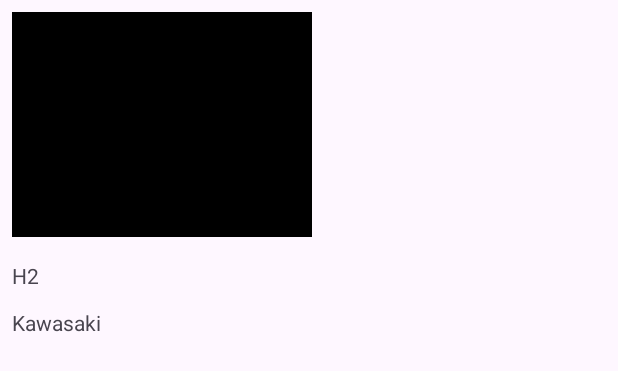
After one commit to Xstiven17/Actividad-Horizontal-Vertical, an Android app: the layout item_supermotos_horizontal.xml on its own in the app's theme, with its tools: preview values and no code run, on a phone screen of 412 x 824 dp. The commit adds this screen. Shown: the top 371 px of the screen. Run offline under Robolectric (Android 15) with nearby library versions, the phone set to English and light mode, and no system bars.

Commit message:
Horizontal

```diff
--- a/app/build.gradle.kts
+++ b/app/build.gradle.kts
@@ -42,6 +42,7 @@ dependencies {
     implementation(libs.material)
     implementation(libs.androidx.activity)
     implementation ("com.github.bumptech.glide:glide:4.16.0")
+    implementation ("androidx.recyclerview:recyclerview:1.2.1")
     implementation(libs.androidx.constraintlayout)
     testImplementation(libs.junit)
     androidTestImplementation(libs.androidx.junit)
--- a/app/src/main/java/com/example/recyclemotos/adapter/SuperMotosAdapter.kt
+++ b/app/src/main/java/com/example/recyclemotos/adapter/SuperMotosAdapter.kt
@@ -6,7 +6,8 @@ import androidx.recyclerview.widget.RecyclerView
 import com.example.recyclemotos.R
 import com.example.recyclemotos.SuperMotos
 
-class SuperMotosAdapter (private val supermotosList:List<SuperMotos>) : RecyclerView.Adapter<SuperMotosViewHolder>(){
+class SuperMotosAdapter (private val supermotosList:List<SuperMotos>) :
+    RecyclerView.Adapter<SuperMotosViewHolder>(){
 
     override fun onCreateViewHolder(parent: ViewGroup, viewType: Int): SuperMotosViewHolder {
         val layoutInflater = LayoutInflater.from(parent.context)
--- /dev/null
+++ b/app/src/main/res/layout/item_supermotos_horizontal.xml
@@ -0,0 +1,37 @@
+<?xml version="1.0" encoding="utf-8"?>
+<LinearLayout xmlns:android="http://schemas.android.com/apk/res/android"
+    android:layout_width="wrap_content"
+    android:layout_height="wrap_content"
+    xmlns:tools="http://schemas.android.com/tools"
+    xmlns:app="http://schemas.android.com/apk/res-auto"
+    android:orientation="vertical"
+    android:padding="8dp">
+
+    <ImageView
+        android:id="@+id/ivSuperMoto"
+        android:layout_width="200dp"
+        android:layout_height="150dp"
+        tools:background="@color/black"
+        android:scaleType="centerCrop" />
+
+    <TextView
+        android:id="@+id/tvSuperMotoName"
+        android:layout_width="wrap_content"
+        android:layout_height="wrap_content"
+
+        android:layout_marginTop="16dp"
+        app:layout_constraintStart_toEndOf="@+id/ivSuperMoto"
+        app:layout_constraintTop_toTopOf="parent"
+        tools:text="H2" />
+
+    <TextView
+        android:id="@+id/tvMarcaName"
+        android:layout_width="wrap_content"
+        android:layout_height="wrap_content"
+
+        android:layout_marginTop="12dp"
+        app:layout_constraintStart_toEndOf="@+id/ivSuperMoto"
+        app:layout_constraintTop_toBottomOf="@id/tvSuperMotoName"
+        tools:text="Kawasaki" />
+
+    </LinearLayout>
```
Also changed, not shown: app/src/main/java/com/example/recyclemotos/MainActivity.kt (+6 -1 lines), app/src/main/java/com/example/recyclemotos/adapter/SuperMotosHorizontalAdapter.kt (added, +44 -0 lines), app/src/main/res/layout/activity_main.xml (+10 -0 lines).
